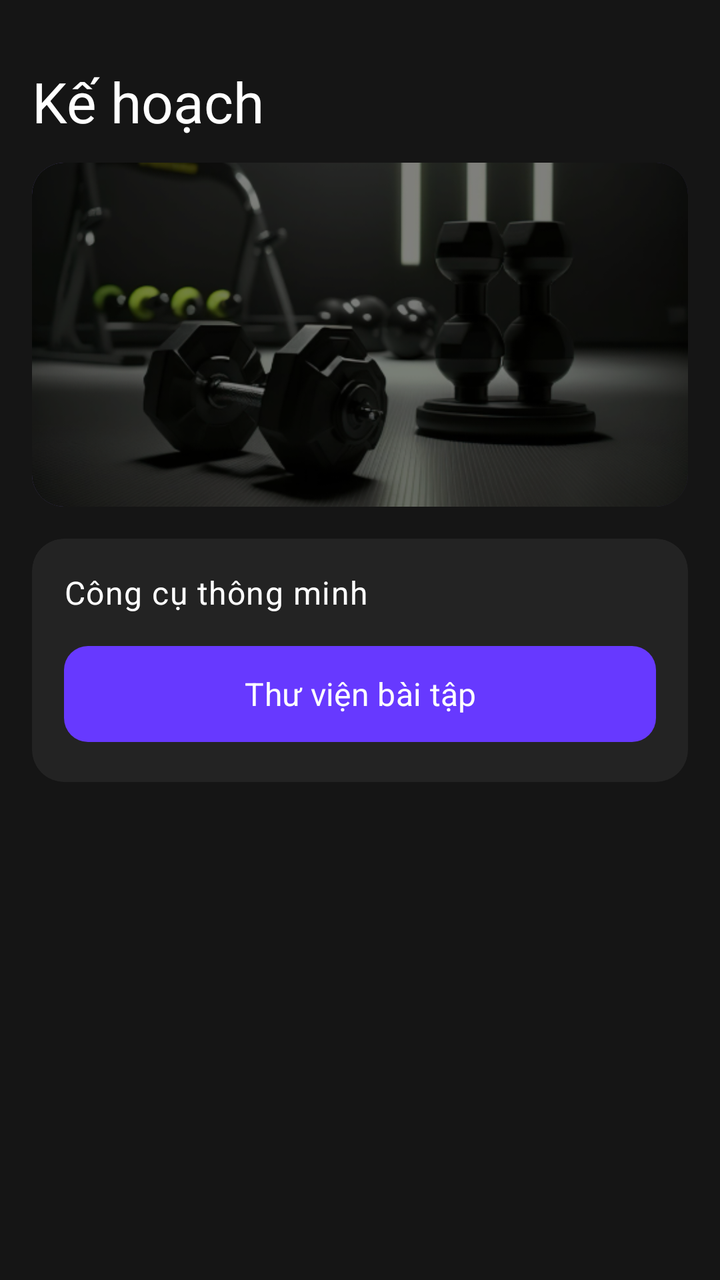
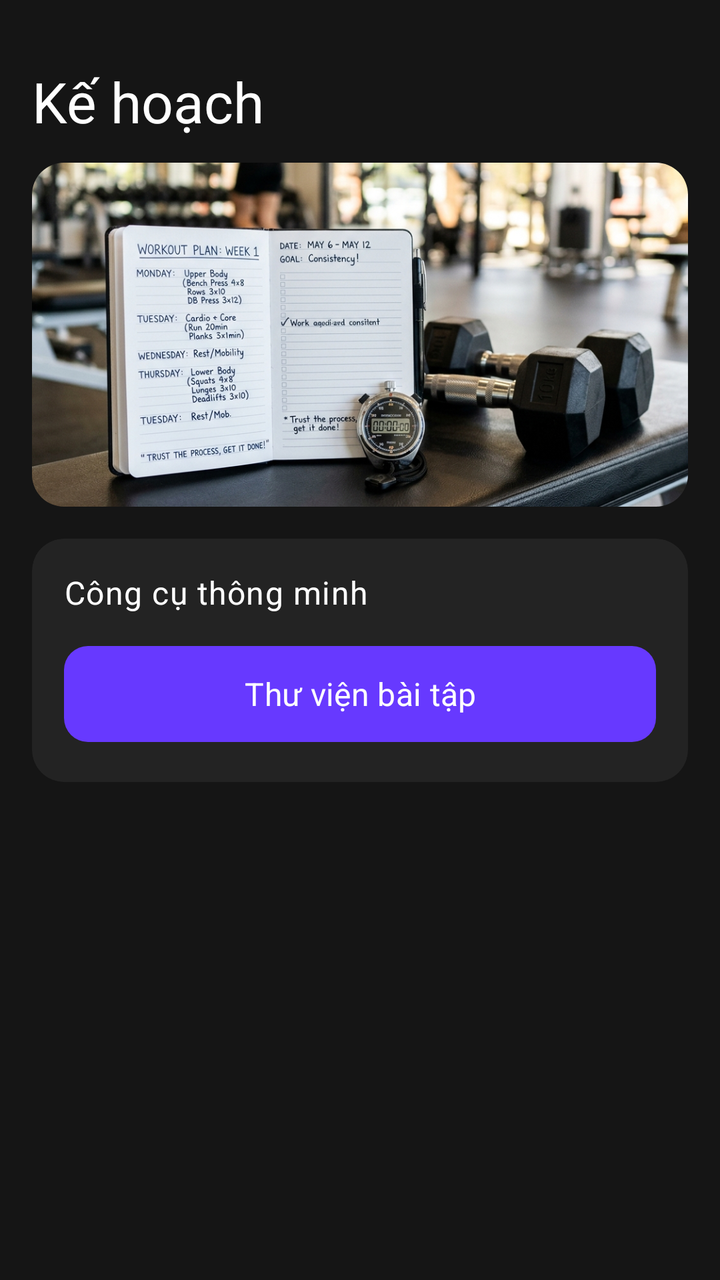

Before-and-after screenshots of an Android layout around one commit, followed by the original layout XML and the change that was made.
<!-- AndroidManifest.xml: application theme Theme.SmartGymAI -->
<!-- res/layout/fragment_workout_list.xml -->
<?xml version="1.0" encoding="utf-8"?>
<FrameLayout xmlns:android="http://schemas.android.com/apk/res/android"
    android:layout_width="match_parent"
    android:layout_height="match_parent"
    android:background="@color/background">

    <androidx.core.widget.NestedScrollView
        android:layout_width="match_parent"
        android:layout_height="match_parent">

        <LinearLayout
            android:layout_width="match_parent"
            android:layout_height="wrap_content"
            android:orientation="vertical"
            android:padding="@dimen/spacing_lg">

            <TextView
                android:layout_width="match_parent"
                android:layout_height="wrap_content"
                android:layout_marginTop="@dimen/spacing_lg"
                android:text="@string/workout_plan"
                android:textAppearance="@style/TextStyle.HeadlineLg" />

            <ImageView
                android:layout_width="match_parent"
                android:layout_height="172dp"
                android:layout_marginTop="@dimen/spacing_md"
                android:background="@drawable/bg_onboarding_hero"
                android:clipToOutline="true"
                android:contentDescription="@null"
                    android:importantForAccessibility="no"
                android:scaleType="centerCrop"
                android:src="@drawable/img_workout_plan" />

            <androidx.cardview.widget.CardView
                style="@style/Widget.SmartGym.Card"
                android:layout_width="match_parent"
                android:layout_height="wrap_content"
                android:layout_marginTop="@dimen/spacing_lg">

                <LinearLayout
                    android:layout_width="match_parent"
                    android:layout_height="wrap_content"
                    android:orientation="vertical"
                    android:padding="@dimen/spacing_lg">

                    <TextView
                        android:layout_width="match_parent"
                        android:layout_height="wrap_content"
                        android:text="@string/smart_tools_title"
                        android:textAppearance="@style/TextStyle.BodyBold" />

                    <com.google.android.material.button.MaterialButton
                        android:id="@+id/btn_open_exercise_library"
                        style="@style/Widget.SmartGym.Button.Primary"
                        android:layout_width="match_parent"
                        android:layout_height="@dimen/button_height"
                        android:layout_marginTop="@dimen/spacing_md"
                        android:text="@string/open_exercise_library" />
                </LinearLayout>
            </androidx.cardview.widget.CardView>

            <androidx.recyclerview.widget.RecyclerView
                android:id="@+id/rv_workouts"
                android:layout_width="match_parent"
                android:layout_height="wrap_content"
                android:layout_marginTop="@dimen/spacing_lg"
                android:nestedScrollingEnabled="false" />

            <LinearLayout
                android:id="@+id/layout_empty_workouts"
                android:layout_width="match_parent"
                android:layout_height="wrap_content"
                android:layout_marginTop="@dimen/spacing_xl"
                android:gravity="center"
                android:orientation="vertical"
                android:padding="@dimen/spacing_xl"
                android:visibility="gone">

                <TextView
                    android:layout_width="wrap_content"
                    android:layout_height="wrap_content"
                    android:text="@string/empty_plan_icon"
                    android:textSize="48sp" />

                <TextView
                    android:layout_width="wrap_content"
                    android:layout_height="wrap_content"
                    android:layout_marginTop="@dimen/spacing_md"
                    android:text="@string/empty_plan_title"
                    android:textAppearance="@style/TextStyle.BodyBold" />

                <TextView
                    android:layout_width="wrap_content"
                    android:layout_height="wrap_content"
                    android:layout_marginTop="@dimen/spacing_xs"
                    android:gravity="center"
                    android:text="@string/empty_plan_subtitle"
                    android:textAppearance="@style/TextStyle.BodyBase" />

                <com.google.android.material.button.MaterialButton
                    android:id="@+id/btn_create_plan"
                    style="@style/Widget.SmartGym.Button.Primary"
                    android:layout_width="wrap_content"
                    android:layout_height="48dp"
                    android:layout_marginTop="@dimen/spacing_lg"
                    android:text="@string/btn_create_plan" />
            </LinearLayout>
        </LinearLayout>
    </androidx.core.widget.NestedScrollView>

    <ProgressBar
        android:id="@+id/progress_bar"
        android:layout_width="wrap_content"
        android:layout_height="wrap_content"
        android:layout_gravity="center"
        android:indeterminateTint="@color/primary"
        android:visibility="gone" />
</FrameLayout>
<!-- resources referenced by this layout -->
<resources>
  <color name="background">#FF151515</color>
  <color name="primary">#FF6739FF</color>
  <dimen name="button_height">56dp</dimen>
  <dimen name="spacing_lg">16dp</dimen>
  <dimen name="spacing_md">12dp</dimen>
  <dimen name="spacing_xl">24dp</dimen>
  <dimen name="spacing_xs">4dp</dimen>
  <!-- drawable bg_onboarding_hero (drawable) -->
  <?xml version="1.0" encoding="utf-8"?>
  <shape xmlns:android="http://schemas.android.com/apk/res/android">
      <corners android:radius="@dimen/radius_lg" />
      <gradient
          android:angle="135"
          android:endColor="@color/secondary"
          android:startColor="@color/primary_container" />
  </shape>
  <!-- drawable img_workout_plan: png bitmap (drawable-nodpi, 143787 bytes) -->
  <string name="btn_create_plan">Tạo kế hoạch</string>
  <string name="empty_plan_icon">📋</string>
  <string name="workout_plan">Kế hoạch</string>
  <style name="Theme.SmartGymAI" parent="Theme.Material3.DayNight.NoActionBar">
          
          <item name="colorPrimary">@color/primary</item>
          <item name="colorOnPrimary">@color/on_primary</item>
          <item name="colorPrimaryContainer">@color/primary_container</item>
          <item name="colorOnPrimaryContainer">@color/on_primary_container</item>
  
          
          <item name="colorSecondary">@color/secondary</item>
          <item name="colorOnSecondary">@color/on_secondary</item>
          <item name="colorSecondaryContainer">@color/secondary_container</item>
          <item name="colorOnSecondaryContainer">@color/on_secondary_container</item>
  
          
          <item name="colorTertiary">@color/tertiary</item>
          <item name="colorOnTertiary">@color/on_tertiary</item>
  
          
          <item name="colorError">@color/error</item>
          <item name="colorOnError">@color/on_error</item>
          <item name="colorErrorContainer">@color/error_container</item>
          <item name="colorOnErrorContainer">@color/on_error_container</item>
  
          
          <item name="android:colorBackground">@color/background</item>
          <item name="colorOnBackground">@color/on_background</item>
          <item name="colorSurface">@color/surface</item>
          <item name="colorOnSurface">@color/on_surface</item>
          <item name="colorSurfaceVariant">@color/surface_variant</item>
          <item name="colorOnSurfaceVariant">@color/on_surface_variant</item>
          <item name="colorSurfaceContainerHigh">@color/surface_container_high</item>
  
          
          <item name="colorOutline">@color/outline</item>
          <item name="colorOutlineVariant">@color/outline_variant</item>
  
          
          <item name="android:statusBarColor">@color/transparent</item>
          <item name="android:navigationBarColor">@color/transparent</item>
          <item name="android:windowLightStatusBar">false</item>
          <item name="android:windowBackground">@color/background</item>
  
          
          <item name="bottomNavigationStyle">@style/Widget.SmartGym.BottomNav</item>
      </style>
  <dimen name="radius_lg">16dp</dimen>
  <color name="secondary">#FF997AFF</color>
  <color name="primary_container">#FF2F225C</color>
  <color name="on_surface_variant">#FFC9C3D8</color>
  <color name="on_surface">#FFFFFFFF</color>
  <color name="on_primary">#FFFFFFFF</color>
  <color name="surface_container">#FF232323</color>
  <color name="on_primary_container">#FFE9DDFF</color>
  <color name="on_secondary">#FFFFFFFF</color>
  <color name="secondary_container">#FF3A2A73</color>
  <color name="tertiary">#FF34C759</color>
  <color name="on_tertiary">#FF06220D</color>
  <color name="error">#FFFF6B6B</color>
  <color name="on_error">#FFFFFFFF</color>
  <color name="error_container">#FF522222</color>
  <color name="on_error_container">#FFFFDADA</color>
  <color name="on_background">#FFFFFFFF</color>
  <color name="surface">#FF1B1B1B</color>
  <color name="surface_variant">#FF5A5A5A</color>
  <color name="outline">#FF908A9D</color>
  <color name="outline_variant">#FF4E4859</color>
  <color name="transparent">#00000000</color>
  <!-- unchanged entries left out for length: 13 -->
</resources>

<!-- the commit's change to res/layout/fragment_workout_list.xml (unified diff, before → after) -->
@@ -1,8 +1,8 @@
 <?xml version="1.0" encoding="utf-8"?>
 <FrameLayout xmlns:android="http://schemas.android.com/apk/res/android"
+    xmlns:app="http://schemas.android.com/apk/res-auto"
     android:layout_width="match_parent"
-    android:layout_height="match_parent"
-    android:background="@color/background">
+    android:layout_height="match_parent">
 
     <androidx.core.widget.NestedScrollView
         android:layout_width="match_parent"
@@ -21,12 +21,11 @@
                 android:text="@string/workout_plan"
                 android:textAppearance="@style/TextStyle.HeadlineLg" />
 
-            <ImageView
+            <com.google.android.material.imageview.ShapeableImageView
                 android:layout_width="match_parent"
                 android:layout_height="172dp"
                 android:layout_marginTop="@dimen/spacing_md"
-                android:background="@drawable/bg_onboarding_hero"
-                android:clipToOutline="true"
+                app:shapeAppearanceOverlay="@style/ShapeAppearance.SmartGym.RoundedHero"
                 android:contentDescription="@null"
                     android:importantForAccessibility="no"
                 android:scaleType="centerCrop"
<!-- resource entries referenced after the edit -->
@@ -7,19 +7,13 @@
   <dimen name="spacing_md">12dp</dimen>
   <dimen name="spacing_xl">24dp</dimen>
   <dimen name="spacing_xs">4dp</dimen>
-  <!-- drawable bg_onboarding_hero (drawable) -->
-  <?xml version="1.0" encoding="utf-8"?>
-  <shape xmlns:android="http://schemas.android.com/apk/res/android">
-      <corners android:radius="@dimen/radius_lg" />
-      <gradient
-          android:angle="135"
-          android:endColor="@color/secondary"
-          android:startColor="@color/primary_container" />
-  </shape>
-  <!-- drawable img_workout_plan: png bitmap (drawable-nodpi, 143787 bytes) -->
+  <!-- drawable img_workout_plan: png bitmap (drawable-nodpi, 723936 bytes) -->
   <string name="btn_create_plan">Tạo kế hoạch</string>
   <string name="empty_plan_icon">📋</string>
   <string name="workout_plan">Kế hoạch</string>
+  <style name="ShapeAppearance.SmartGym.RoundedHero" parent="ShapeAppearance.Material3.MediumComponent">
+          <item name="cornerSize">@dimen/radius_lg</item>
+      </style>
   <style name="Theme.SmartGymAI" parent="Theme.Material3.DayNight.NoActionBar">
           
           <item name="colorPrimary">@color/primary</item>
@@ -61,6 +55,7 @@
           <item name="android:navigationBarColor">@color/transparent</item>
           <item name="android:windowLightStatusBar">false</item>
           <item name="android:windowBackground">@color/background</item>
+          <item name="android:windowNoTitle">true</item>
   
           
           <item name="bottomNavigationStyle">@style/Widget.SmartGym.BottomNav</item>
